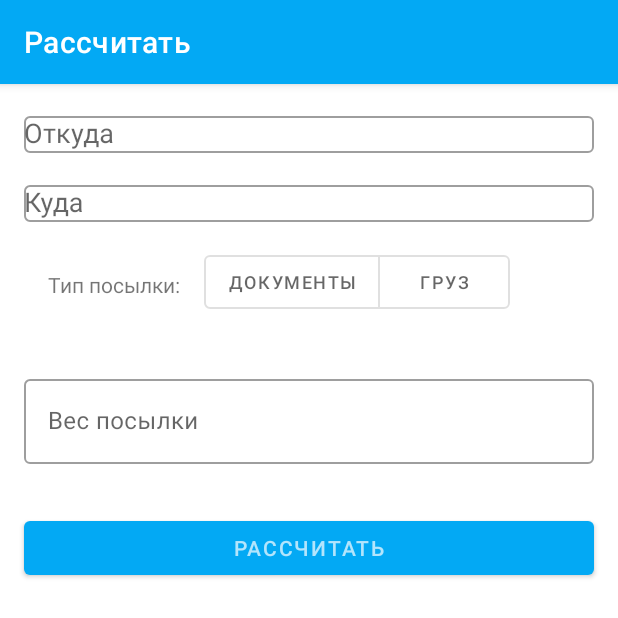
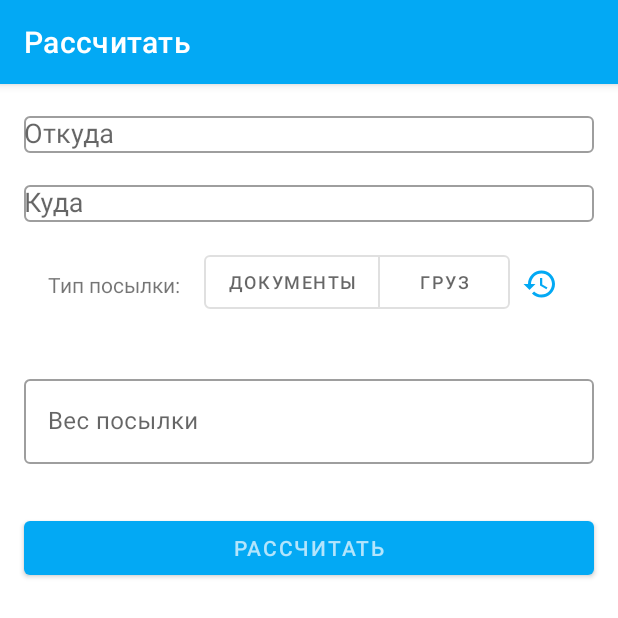
Before and after one commit to Arbonik/KenguruExpress, an Android app: the CalculatorFragment screen opened through its navigation route, on a phone screen of 412 x 824 dp, the top half of it. Run offline under Robolectric (Android 15) with nearby library versions, the phone set to English and light mode, and no system bars; our stand-ins replace data binding, navigation-ui; 4 statements that could not run were skipped.

```diff
--- a/app/src/main/java/com/arbonik/myapplication/model/LocalityRepository.kt
+++ b/app/src/main/java/com/arbonik/myapplication/model/LocalityRepository.kt
@@ -5,12 +5,17 @@ import com.arbonik.myapplication.network.Common
 
 class LocalityRepository(database: KenguruDatabase){
 
+    private val dao = database.localityDao()
     var fromCityId: Int = 1
     var toCityId: Int = 2
+
+    var currentLocalityPair = LocalityPair(0,0)
 
     val COUNT_IN_REQUEST = 10
 
     suspend fun localitySearch(location: String) = Common.GEOGRAPHY.locality(location, COUNT_IN_REQUEST)
 
     suspend fun oneLocationSearch(location : String) = Common.GEOGRAPHY.locality(location, 1)
+
+    fun insertLocalityPair(localityPair: LocalityPair) = dao.insert(localityPair)
 }
--- a/app/src/main/java/com/arbonik/myapplication/ui/views/SearchEngine.kt
+++ /dev/null
@@ -1,4 +0,0 @@
-package com.arbonik.myapplication.ui.views
-
-interface SearchEngine {
-}
--- /dev/null
+++ b/app/src/main/res/drawable/ic_baseline_history_24.xml
@@ -0,0 +1,10 @@
+<vector xmlns:android="http://schemas.android.com/apk/res/android"
+    android:width="24dp"
+    android:height="24dp"
+    android:viewportWidth="24"
+    android:viewportHeight="24"
+    android:tint="?attr/colorControlNormal">
+  <path
+      android:fillColor="@android:color/white"
+      android:pathData="M13,3c-4.97,0 -9,4.03 -9,9L1,12l3.89,3.89 0.07,0.14L9,12L6,12c0,-3.87 3.13,-7 7,-7s7,3.13 7,7 -3.13,7 -7,7c-1.93,0 -3.68,-0.79 -4.94,-2.06l-1.42,1.42C8.27,19.99 10.51,21 13,21c4.97,0 9,-4.03 9,-9s-4.03,-9 -9,-9zM12,8v5l4.28,2.54 0.72,-1.21 -3.5,-2.08L13.5,8L12,8z"/>
+</vector>
--- a/app/src/main/res/layout/container_calculate_cargo_size.xml
+++ b/app/src/main/res/layout/container_calculate_cargo_size.xml
@@ -1,5 +1,6 @@
 <?xml version="1.0" encoding="utf-8"?>
-<layout xmlns:android="http://schemas.android.com/apk/res/android">
+<layout xmlns:app="http://schemas.android.com/apk/res-auto"
+    xmlns:android="http://schemas.android.com/apk/res/android">
 
     <data>
         <variable
@@ -8,7 +9,6 @@
     </data>
 
     <LinearLayout
-        xmlns:app="http://schemas.android.com/apk/res-auto"
         android:id="@+id/calculate_container"
         android:layout_width="match_parent"
         android:layout_height="wrap_content"
@@ -56,6 +56,15 @@
                     android:textSize="12dp" />
             </com.google.android.material.button.MaterialButtonToggleGroup>
 
+            <ImageButton
+                android:id="@+id/recent_cargo_button"
+                android:layout_width="wrap_content"
+                android:layout_height="wrap_content"
+                android:layout_gravity="center"
+                android:background="#00FFFFFF"
+                android:paddingLeft="8dp"
+                android:src="@drawable/ic_baseline_history_24"
+                android:tint="@color/primary" />
         </LinearLayout>
 
         <com.google.android.material.textfield.TextInputLayout
--- a/app/src/main/res/navigation/mobile_navigation.xml
+++ b/app/src/main/res/navigation/mobile_navigation.xml
@@ -31,12 +31,12 @@
     <fragment
         android:id="@+id/trackInformationFragment"
         android:name="com.arbonik.myapplication.ui.tracks.trackinformation.TrackInformationFragment"
-        android:label="fragment_track_information"
+        android:label="@string/track_info_label"
         tools:layout="@layout/fragment_track_information" />
     <fragment
         android:id="@+id/navigation_login"
         android:name="com.arbonik.myapplication.ui.privateoffice.ui.login.LoginFragment"
-        android:label="fragment_login"
+        android:label="@string/profile_label"
         tools:layout="@layout/fragment_login" />
     <fragment
         android:id="@+id/orderFragment"
@@ -46,6 +46,6 @@
     <fragment
         android:id="@+id/tariffsListFragment"
         android:name="com.arbonik.myapplication.ui.tariffs.TariffsListFragment"
-        android:label="tariffs_list_fragment"
+        android:label="@string/tariffs_label"
         tools:layout="@layout/tariffs_list_fragment" />
 </navigation>
--- a/app/src/main/res/values/strings.xml
+++ b/app/src/main/res/values/strings.xml
@@ -33,6 +33,9 @@
     <string name="patronymic_hint">Отчество</string>
     <string name="price_filter">По цене</string>
     <string name="delivery_filter">По скорости доставки</string>
+    <string name="tariffs_label">Тарифы</string>
+    <string name="profile_label">Профиль</string>
+    <string name="track_info_label">Информация о треке</string>
 
 
 </resources>
```
Also changed, not shown: app/src/main/java/com/arbonik/myapplication/database/KenguruDatabase.kt (+5 -2 lines), app/src/main/java/com/arbonik/myapplication/database/LocalityDao.kt (added, +15 -0 lines), app/src/main/java/com/arbonik/myapplication/model/LocalityPair.kt (added, +14 -0 lines), app/src/main/java/com/arbonik/myapplication/product/Tariff.kt (deleted, +0 -23 lines), app/src/main/java/com/arbonik/myapplication/ui/calculator/CalculatorFragment.kt (+15 -6 lines), app/src/main/java/com/arbonik/myapplication/ui/calculator/CalculatorViewModel.kt (+36 -26 lines), app/src/main/res/layout/tariff_item.xml (deleted, +0 -79 lines).
